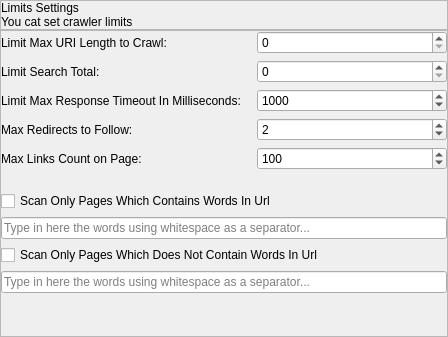
The window that seospider/ui/limits_settings_widget.ui (andrascii/RiveSolutions_SEO_Spider) describes before a commit, drawn with Qt 5.
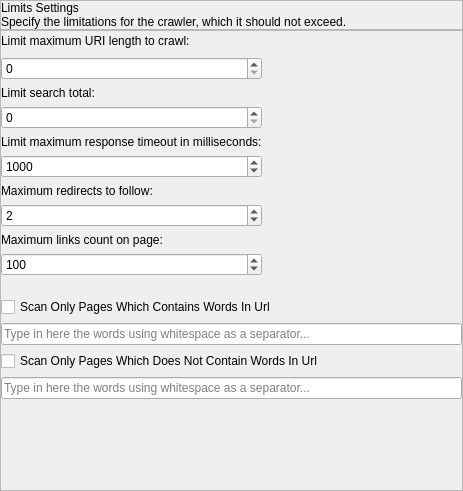
The same window after the commit.

Diff of the .ui file:
```diff
--- a/seospider/ui/limits_settings_widget.ui
+++ b/seospider/ui/limits_settings_widget.ui
@@ -6,8 +6,8 @@
    <rect>
     <x>0</x>
     <y>0</y>
-    <width>448</width>
-    <height>337</height>
+    <width>463</width>
+    <height>491</height>
    </rect>
   </property>
   <property name="windowTitle">
@@ -77,7 +77,10 @@
         <item>
          <widget class="QLabel" name="text">
           <property name="text">
-           <string>You cat set crawler limits</string>
+           <string>Specify the limitations for the crawler, which it should not exceed.</string>
+          </property>
+          <property name="wordWrap">
+           <bool>true</bool>
           </property>
          </widget>
         </item>
@@ -109,7 +112,61 @@
       </property>
       <item>
        <layout class="QGridLayout" name="gridLayout">
-        <item row="2" column="1">
+        <item row="2" column="0" colspan="2">
+         <widget class="QLabel" name="label_5">
+          <property name="text">
+           <string>Limit search total:</string>
+          </property>
+         </widget>
+        </item>
+        <item row="3" column="0" colspan="2">
+         <widget class="QSpinBox" name="limitSearch">
+          <property name="sizePolicy">
+           <sizepolicy hsizetype="Preferred" vsizetype="Fixed">
+            <horstretch>0</horstretch>
+            <verstretch>0</verstretch>
+           </sizepolicy>
+          </property>
+          <property name="minimumSize">
+           <size>
+            <width>50</width>
+            <height>0</height>
+           </size>
+          </property>
+          <property name="maximum">
+           <number>10000</number>
+          </property>
+          <property name="controlKey" stdset="0">
+           <string notr="true">limitSearchTotal</string>
+          </property>
+         </widget>
+        </item>
+        <item row="7" column="0" colspan="2">
+         <widget class="QSpinBox" name="maxRedirects">
+          <property name="sizePolicy">
+           <sizepolicy hsizetype="Preferred" vsizetype="Fixed">
+            <horstretch>0</horstretch>
+            <verstretch>0</verstretch>
+           </sizepolicy>
+          </property>
+          <property name="minimumSize">
+           <size>
+            <width>50</width>
+            <height>0</height>
+           </size>
+          </property>
+          <property name="maximum">
+           <number>100</number>
+          </property>
+          <property name="value">
+           <number>2</number>
+          </property>
+          <property name="controlKey" stdset="0">
+           <string notr="true">maxRedirectCount</string>
+          </property>
+         </widget>
+        </item>
+        <item row="5" column="0" colspan="2">
          <widget class="QSpinBox" name="responseTimeout">
           <property name="sizePolicy">
            <sizepolicy hsizetype="Preferred" vsizetype="Fixed">
@@ -134,54 +191,41 @@
           </property>
          </widget>
         </item>
-        <item row="3" column="1">
-         <widget class="QSpinBox" name="maxRedirects">
-          <property name="sizePolicy">
-           <sizepolicy hsizetype="Preferred" vsizetype="Fixed">
-            <horstretch>0</horstretch>
-            <verstretch>0</verstretch>
-           </sizepolicy>
-          </property>
-          <property name="minimumSize">
-           <size>
-            <width>50</width>
-            <height>0</height>
-           </size>
-          </property>
-          <property name="maximum">
-           <number>100</number>
-          </property>
-          <property name="value">
-           <number>2</number>
-          </property>
-          <property name="controlKey" stdset="0">
-           <string notr="true">maxRedirectCount</string>
-          </property>
-         </widget>
-        </item>
-        <item row="1" column="1">
-         <widget class="QSpinBox" name="limitSearch">
-          <property name="sizePolicy">
-           <sizepolicy hsizetype="Preferred" vsizetype="Fixed">
-            <horstretch>0</horstretch>
-            <verstretch>0</verstretch>
-           </sizepolicy>
-          </property>
-          <property name="minimumSize">
-           <size>
-            <width>50</width>
-            <height>0</height>
-           </size>
-          </property>
+        <item row="9" column="0" colspan="2">
+         <widget class="QSpinBox" name="spinBox">
           <property name="maximum">
            <number>10000</number>
           </property>
+          <property name="value">
+           <number>100</number>
+          </property>
           <property name="controlKey" stdset="0">
            <string notr="true">limitSearchTotal</string>
           </property>
          </widget>
         </item>
-        <item row="0" column="1">
+        <item row="8" column="0" colspan="2">
+         <widget class="QLabel" name="label">
+          <property name="text">
+           <string>Maximum links count on page:</string>
+          </property>
+         </widget>
+        </item>
+        <item row="4" column="0" colspan="2">
+         <widget class="QLabel" name="label_8">
+          <property name="text">
+           <string>Limit maximum response timeout in milliseconds:</string>
+          </property>
+         </widget>
+        </item>
+        <item row="6" column="0" colspan="2">
+         <widget class="QLabel" name="label_7">
+          <property name="text">
+           <string>Maximum redirects to follow:</string>
+          </property>
+         </widget>
+        </item>
+        <item row="1" column="0" colspan="2">
          <widget class="QSpinBox" name="limitURILength">
           <property name="sizePolicy">
            <sizepolicy hsizetype="Preferred" vsizetype="Fixed">
@@ -203,7 +247,14 @@
           </property>
          </widget>
         </item>
-        <item row="5" column="0">
+        <item row="0" column="0" colspan="2">
+         <widget class="QLabel" name="label_6">
+          <property name="text">
+           <string>Limit maximum URI length to crawl:</string>
+          </property>
+         </widget>
+        </item>
+        <item row="10" column="0">
          <spacer name="horizontalSpacer">
           <property name="orientation">
            <enum>Qt::Horizontal</enum>
@@ -219,53 +270,18 @@
           </property>
          </spacer>
         </item>
-        <item row="3" column="0">
-         <widget class="QLabel" name="label_7">
-          <property name="text">
-           <string>Max Redirects to Follow:</string>
+        <item row="0" column="2">
+         <spacer name="horizontalSpacer_3">
+          <property name="orientation">
+           <enum>Qt::Horizontal</enum>
           </property>
-         </widget>
-        </item>
-        <item row="2" column="0">
-         <widget class="QLabel" name="label_8">
-          <property name="text">
-           <string>Limit Max Response Timeout In Milliseconds:</string>
+          <property name="sizeHint" stdset="0">
+           <size>
+            <width>40</width>
+            <height>20</height>
+           </size>
           </property>
-         </widget>
-        </item>
-        <item row="1" column="0">
-         <widget class="QLabel" name="label_5">
-          <property name="text">
-           <string>Limit Search Total:</string>
-          </property>
-         </widget>
-        </item>
-        <item row="0" column="0">
-         <widget class="QLabel" name="label_6">
-          <property name="text">
-           <string>Limit Max URI Length to Crawl:</string>
-          </property>
-         </widget>
-        </item>
-        <item row="4" column="0">
-         <widget class="QLabel" name="label">
-          <property name="text">
-           <string>Max Links Count on Page:</string>
-          </property>
-         </widget>
-        </item>
-        <item row="4" column="1">
-         <widget class="QSpinBox" name="spinBox">
-          <property name="maximum">
-           <number>10000</number>
-          </property>
-          <property name="value">
-           <number>100</number>
-          </property>
-          <property name="controlKey" stdset="0">
-           <string notr="true">maxLinksCountOnPage</string>
-          </property>
-         </widget>
+         </spacer>
         </item>
        </layout>
       </item>
```
Left out of the diff: 14 changed lines with no effect on the pictures.
